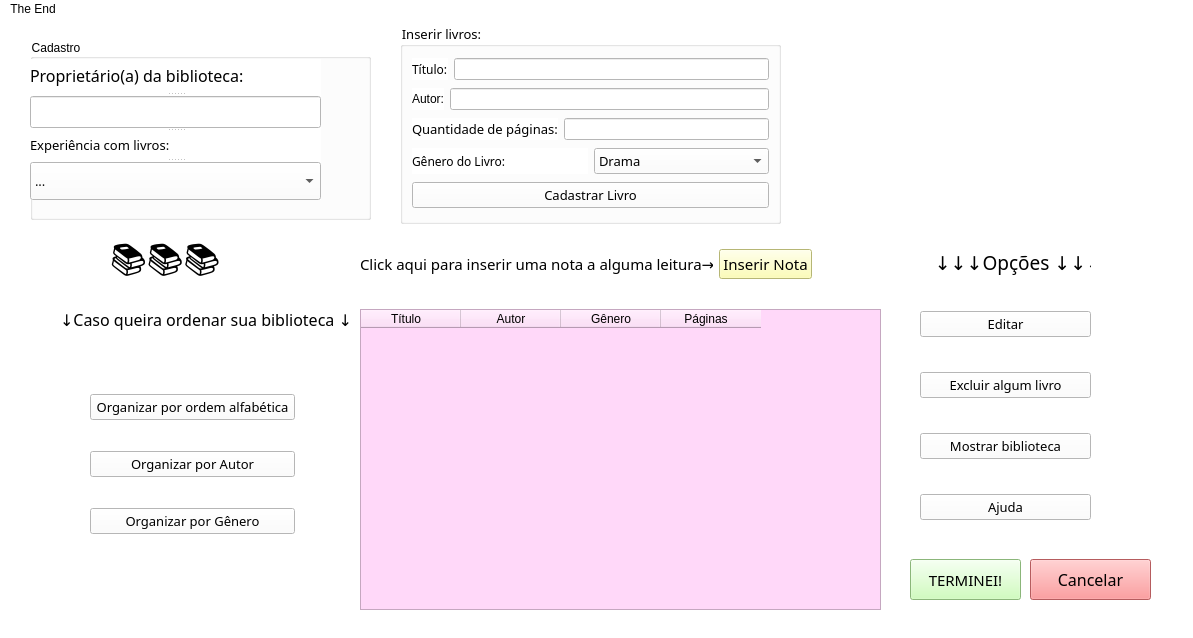
Before: the Qt Designer form Biblioteca Pessoal/mainwindow.ui in pizza2u/Biblioteca-Virtual, drawn with Qt 5.
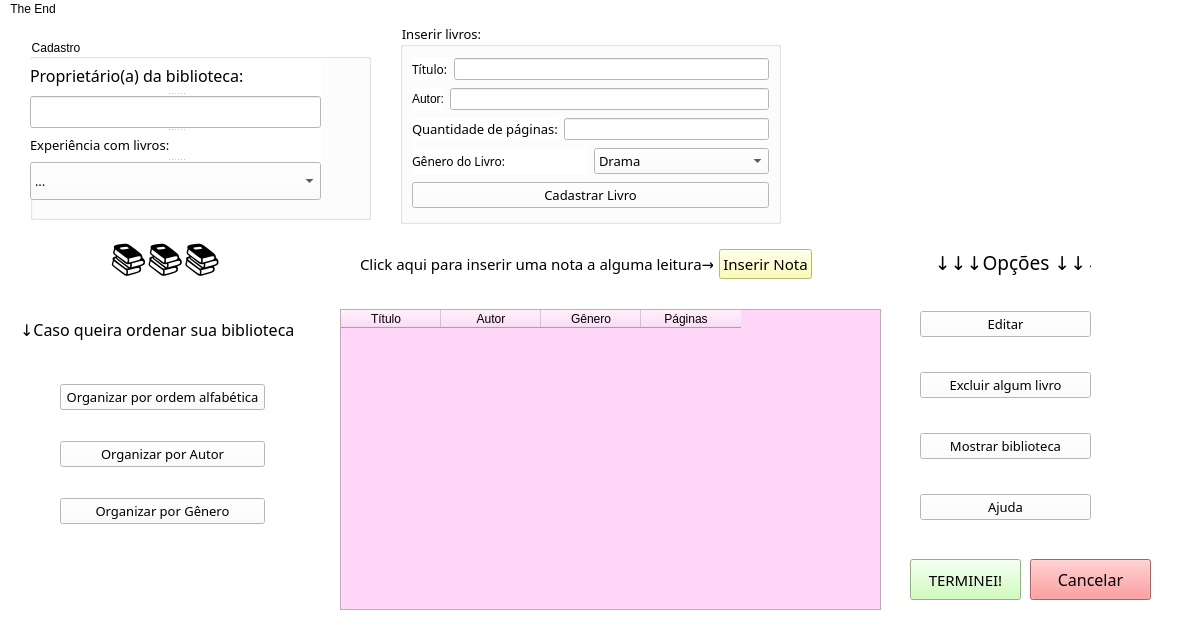
After: the same form once the commit is applied. Icons and pictures are not drawn.

```diff
--- a/Biblioteca Pessoal/mainwindow.ui
+++ b/Biblioteca Pessoal/mainwindow.ui
@@ -232,9 +232,9 @@
    <widget class="QTableWidget" name="tabela">
     <property name="geometry">
      <rect>
-      <x>360</x>
+      <x>340</x>
       <y>290</y>
-      <width>521</width>
+      <width>541</width>
       <height>301</height>
      </rect>
     </property>
@@ -541,8 +541,8 @@
    <widget class="QWidget" name="layoutWidget_2">
     <property name="geometry">
      <rect>
-      <x>90</x>
-      <y>350</y>
+      <x>60</x>
+      <y>340</y>
       <width>205</width>
       <height>191</height>
      </rect>
@@ -592,9 +592,9 @@
    <widget class="QLabel" name="label_6">
     <property name="geometry">
      <rect>
-      <x>60</x>
-      <y>270</y>
-      <width>291</width>
+      <x>20</x>
+      <y>280</y>
+      <width>281</width>
       <height>61</height>
      </rect>
     </property>
```
Left out of the diff: 5 changed lines with no effect on the pictures.
